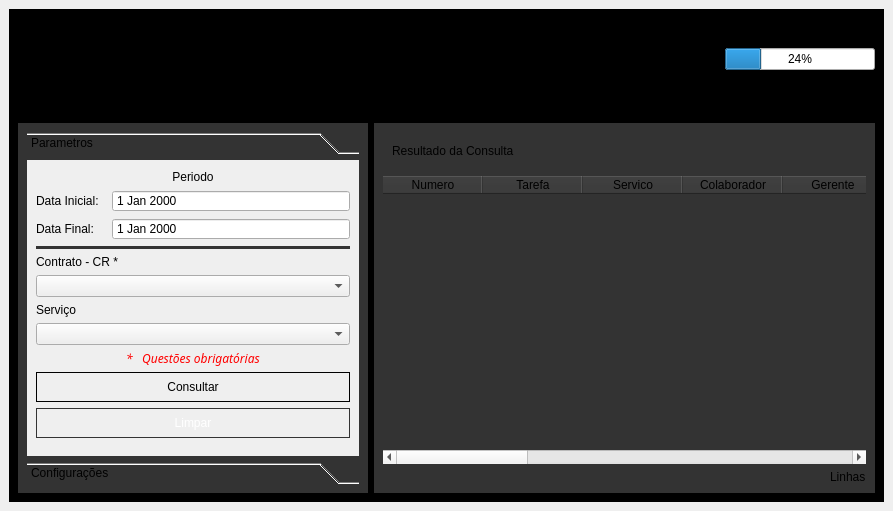
First picture: the form in src/main.ui, repository foxtec198/CNS, before the edit.
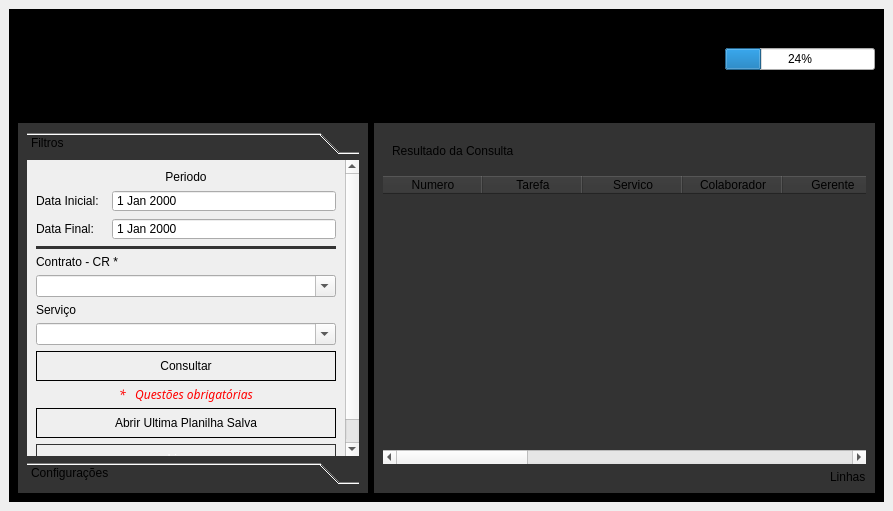
Second picture: the form after the edit. Icons and pictures are not drawn.

Patch:
```diff
--- a/src/main.ui
+++ b/src/main.ui
@@ -83,15 +83,15 @@
             </property>
             <property name="maximumSize">
              <size>
-              <width>50</width>
-              <height>50</height>
+              <width>100</width>
+              <height>100</height>
              </size>
             </property>
             <property name="text">
              <string/>
             </property>
             <property name="pixmap">
-             <pixmap>img/icons8-lupa-48.png</pixmap>
+             <pixmap>img/glare-artificial-intelligence-and-networks-with-clouds-1.png</pixmap>
             </property>
             <property name="scaledContents">
              <bool>true</bool>
@@ -201,18 +201,18 @@
                  <rect>
                   <x>0</x>
                   <y>0</y>
-                  <width>332</width>
-                  <height>298</height>
+                  <width>315</width>
+                  <height>315</height>
                  </rect>
                 </property>
                 <property name="styleSheet">
                  <string notr="true">QPushButton{border-radius: 20px}</string>
                 </property>
                 <attribute name="label">
-                 <string>Parametros</string>
+                 <string>Filtros</string>
                 </attribute>
                 <layout class="QGridLayout" name="gridLayout_2">
-                 <item row="1" column="0">
+                 <item row="2" column="0">
                   <widget class="QLabel" name="label_9">
                    <property name="minimumSize">
                     <size>
@@ -231,7 +231,7 @@
                    </property>
                   </widget>
                  </item>
-                 <item row="14" column="0" colspan="2">
+                 <item row="17" column="0" colspan="2">
                   <spacer name="verticalSpacer">
                    <property name="orientation">
                     <enum>Qt::Vertical</enum>
@@ -244,14 +244,30 @@
                    </property>
                   </spacer>
                  </item>
-                 <item row="4" column="0" colspan="2">
+                 <item row="12" column="0" colspan="2">
+                  <widget class="QPushButton" name="btnConsulta">
+                   <property name="minimumSize">
+                    <size>
+                     <width>0</width>
+                     <height>30</height>
+                    </size>
+                   </property>
+                   <property name="text">
+                    <string>Consultar</string>
+                   </property>
+                   <property name="shortcut">
+                    <string>Shift+Return</string>
+                   </property>
+                  </widget>
+                 </item>
+                 <item row="5" column="0" colspan="2">
                   <widget class="Line" name="line">
                    <property name="orientation">
                     <enum>Qt::Horizontal</enum>
                    </property>
                   </widget>
                  </item>
-                 <item row="2" column="0">
+                 <item row="3" column="0">
                   <widget class="QLabel" name="label_8">
                    <property name="minimumSize">
                     <size>
@@ -270,8 +286,102 @@
                    </property>
                   </widget>
                  </item>
-                 <item row="11" column="0" colspan="2">
-                  <widget class="QPushButton" name="btnConsulta">
+                 <item row="0" column="0" colspan="2">
+                  <widget class="QLabel" name="lblPeriodo">
+                   <property name="minimumSize">
+                    <size>
+                     <width>0</width>
+                     <height>15</height>
+                    </size>
+                   </property>
+                   <property name="maximumSize">
+                    <size>
+                     <width>16777215</width>
+                     <height>20</height>
+                    </size>
+                   </property>
+                   <property name="text">
+                    <string>Periodo</string>
+                   </property>
+                   <property name="alignment">
+                    <set>Qt::AlignCenter</set>
+                   </property>
+                  </widget>
+                 </item>
+                 <item row="7" column="0" colspan="2">
+                  <widget class="QComboBox" name="boxCr">
+                   <property name="editable">
+                    <bool>true</bool>
+                   </property>
+                  </widget>
+                 </item>
+                 <item row="6" column="0" colspan="2">
+                  <widget class="QLabel" name="label_2">
+                   <property name="maximumSize">
+                    <size>
+                     <width>16777215</width>
+                     <height>20</height>
+                    </size>
+                   </property>
+                   <property name="text">
+                    <string>Contrato - CR *</string>
+                   </property>
+                  </widget>
+                 </item>
+                 <item row="8" column="0" colspan="2">
+                  <widget class="QLabel" name="label_3">
+                   <property name="maximumSize">
+                    <size>
+                     <width>16777215</width>
+                     <height>20</height>
+                    </size>
+                   </property>
+                   <property name="text">
+                    <string>Serviço</string>
+                   </property>
+                  </widget>
+                 </item>
+                 <item row="9" column="0" colspan="2">
+                  <widget class="QComboBox" name="boxServico">
+                   <property name="editable">
+                    <bool>true</bool>
+                   </property>
+                  </widget>
+                 </item>
+                 <item row="2" column="1">
+                  <widget class="QDateEdit" name="dataInicial">
+                   <property name="minimumSize">
+                    <size>
+                     <width>100</width>
+                     <height>0</height>
+                    </size>
+                   </property>
+                   <property name="buttonSymbols">
+                    <enum>QAbstractSpinBox::NoButtons</enum>
+                   </property>
+                   <property name="correctionMode">
+                    <enum>QAbstractSpinBox::CorrectToPreviousValue</enum>
+                   </property>
+                  </widget>
+                 </item>
+                 <item row="3" column="1">
+                  <widget class="QDateEdit" name="dataFinal">
+                   <property name="minimumSize">
+                    <size>
+                     <width>100</width>
+                     <height>0</height>
+                    </size>
+                   </property>
+                   <property name="buttonSymbols">
+                    <enum>QAbstractSpinBox::NoButtons</enum>
+                   </property>
+                   <property name="correctionMode">
+                    <enum>QAbstractSpinBox::CorrectToPreviousValue</enum>
+                   </property>
+                  </widget>
+                 </item>
+                 <item row="14" column="0" colspan="2">
+                  <widget class="QPushButton" name="btnpOpen">
                    <property name="minimumSize">
                     <size>
                      <width>0</width>
@@ -279,18 +389,15 @@
                     </size>
                    </property>
                    <property name="text">
-                    <string>Consultar</string>
-                   </property>
-                   <property name="shortcut">
-                    <string>Enter</string>
+                    <string>Abrir Ultima Planilha Salva</string>
                    </property>
                   </widget>
                  </item>
-                 <item row="12" column="0" colspan="2">
+                 <item row="15" column="0" colspan="2">
                   <widget class="QPushButton" name="btnLimpar">
                    <property name="minimumSize">
                     <size>
-                     <width>0</width>
+                     <width>100</width>
                      <height>30</height>
                     </size>
                    </property>
@@ -311,61 +418,7 @@
                    </property>
                   </widget>
                  </item>
-                 <item row="0" column="0" colspan="2">
-                  <widget class="QLabel" name="lblPeriodo">
-                   <property name="minimumSize">
-                    <size>
-                     <width>0</width>
-                     <height>15</height>
-                    </size>
-                   </property>
-                   <property name="maximumSize">
-                    <size>
-                     <width>16777215</width>
-                     <height>20</height>
-                    </size>
-                   </property>
-                   <property name="text">
-                    <string>Periodo</string>
-                   </property>
-                   <property name="alignment">
-                    <set>Qt::AlignCenter</set>
-                   </property>
-                  </widget>
-                 </item>
-                 <item row="6" column="0" colspan="2">
-                  <widget class="QComboBox" name="boxCr"/>
-                 </item>
-                 <item row="5" column="0" colspan="2">
-                  <widget class="QLabel" name="label_2">
-                   <property name="maximumSize">
-                    <size>
-                     <width>16777215</width>
-                     <height>20</height>
-                    </size>
-                   </property>
-                   <property name="text">
-                    <string>Contrato - CR *</string>
-                   </property>
-                  </widget>
-                 </item>
-                 <item row="7" column="0" colspan="2">
-                  <widget class="QLabel" name="label_3">
-                   <property name="maximumSize">
-                    <size>
-                     <width>16777215</width>
-                     <height>20</height>
-                    </size>
-                   </property>
-                   <property name="text">
-                    <string>Serviço</string>
-                   </property>
-                  </widget>
-                 </item>
-                 <item row="8" column="0" colspan="2">
-                  <widget class="QComboBox" name="boxServico"/>
-                 </item>
-                 <item row="9" column="0" colspan="2">
+                 <item row="13" column="0" colspan="2">
                   <widget class="QLabel" name="lblPeriodo_2">
                    <property name="minimumSize">
                     <size>
@@ -398,38 +451,6 @@
                    </property>
                   </widget>
                  </item>
-                 <item row="1" column="1">
-                  <widget class="QDateEdit" name="dataInicial">
-                   <property name="minimumSize">
-                    <size>
-                     <width>100</width>
-                     <height>0</height>
-                    </size>
-                   </property>
-                   <property name="buttonSymbols">
-                    <enum>QAbstractSpinBox::NoButtons</enum>
-                   </property>
-                   <property name="correctionMode">
-                    <enum>QAbstractSpinBox::CorrectToPreviousValue</enum>
-                   </property>
-                  </widget>
-                 </item>
-                 <item row="2" column="1">
-                  <widget class="QDateEdit" name="dataFinal">
-                   <property name="minimumSize">
-                    <size>
-                     <width>100</width>
-                     <height>0</height>
-                    </size>
-                   </property>
-                   <property name="buttonSymbols">
-                    <enum>QAbstractSpinBox::NoButtons</enum>
-                   </property>
-                   <property name="correctionMode">
-                    <enum>QAbstractSpinBox::CorrectToPreviousValue</enum>
-                   </property>
-                  </widget>
-                 </item>
                 </layout>
                </widget>
                <widget class="QWidget" name="page_2">
```
